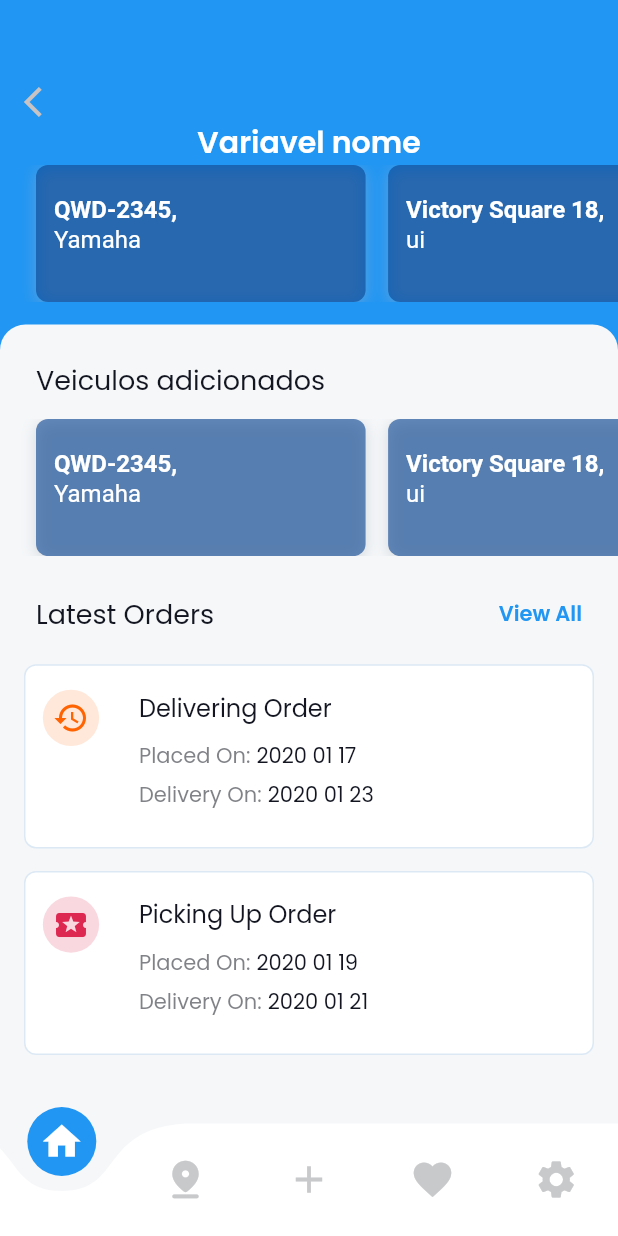
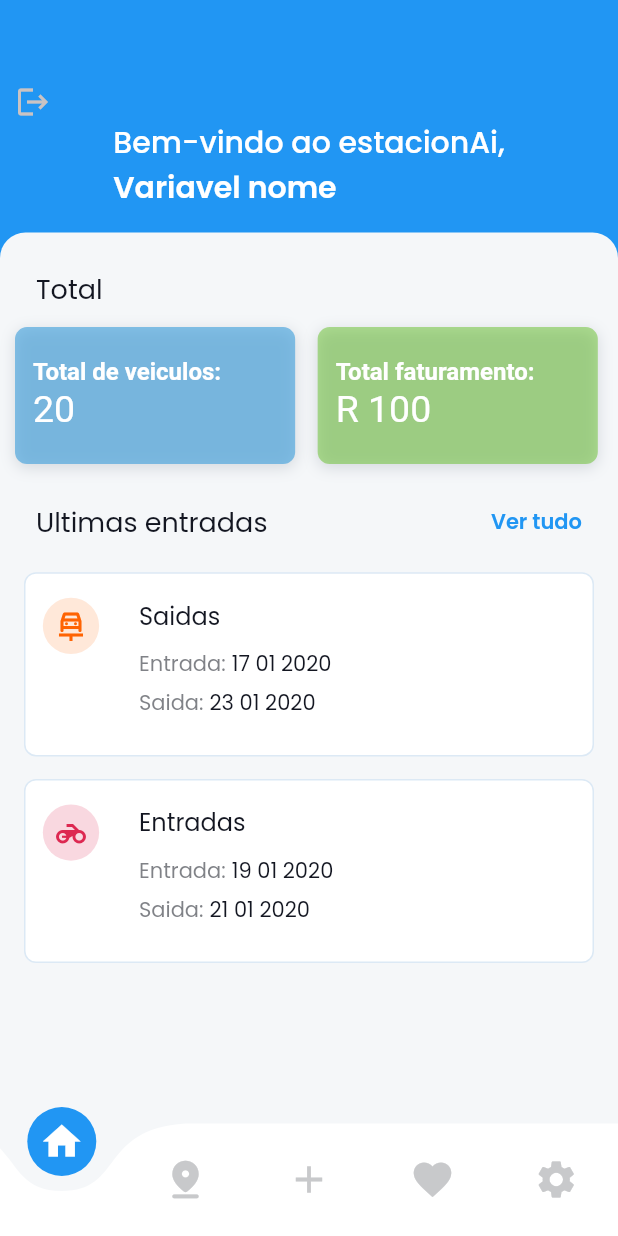
Before and after one commit to MuriloBMafra/estacioneApp, a Flutter app: the Dashboard screen opened by its route, on a phone screen of 412 x 824 dp. Run offline on Flutter 3.47's test engine with Material 2 defaults, Android fonts, the phone set to English and light mode, and no system bars; drawn by our look-alikes of curved_navigation_bar; our stand-ins replace flutter_screenutil, google_fonts.

Commit message:
Cadastrar page

```diff
--- a/lib/models/location.dart
+++ b/lib/models/location.dart
@@ -2,13 +2,13 @@
 
 class Veiculo {
   final String placa;
-  final String modelo;
+  final Color color;
   final String marca;
   final String categoria;
 
   Veiculo({
     required this.placa,
-    required this.modelo,
+    required this.color,
     required this.marca,
     required this.categoria,
   });
--- a/lib/pages/cadastrar.dart
+++ b/lib/pages/cadastrar.dart
@@ -53,7 +53,7 @@
                               height: 20.0,
                             ),
                             Text(
-                              "Log in to your account",
+                              "Faça seu cadastro",
                               style: Theme.of(context)
                                   .textTheme
                                   .titleLarge
@@ -89,37 +89,44 @@
                             children: [
                               // Lets make a generic input widget
                               InputWidget(
-                                topLabel: "Email",
-                                hintText: "Enter your email address",
+                                topLabel: "Nome",
+                                hintText: "Cadastre seu nome",
                               ),
                               SizedBox(
                                 height: 25.0,
                               ),
                               InputWidget(
-                                topLabel: "Password",
+                                topLabel: "E-mail",
+
+                                hintText: "Cadastre seu e-mail",
+                              ),
+                              SizedBox(
+                                height: 25.0,
+                              ),
+                              InputWidget(
+                                topLabel: "Senha",
                                 obscureText: true,
-                                hintText: "Enter your password",
-                              ),
+                                hintText: "Cadastre sua senha"),
                               SizedBox(
                                 height: 15.0,
                               ),
-                              GestureDetector(
-                                onTap: () {},
-                                child: Text(
-                                  "Forgot Password?",
-                                  textAlign: TextAlign.right,
-                                  style: TextStyle(
-                                    color: Constants.primaryColor,
-                                    fontWeight: FontWeight.w600,
-                                  ),
-                                ),
-                              ),
+                              // GestureDetector(
+                              //   onTap: () {},
+                              //   child: Text(
+                              //     "Forgot Password?",
+                              //     textAlign: TextAlign.right,
+                              //     style: TextStyle(
+                              //       color: Constants.primaryColor,
+                              //       fontWeight: FontWeight.w600,
+                              //     ),
+                              //   ),
+                              // ),
                               SizedBox(
                                 height: 20.0,
                               ),
                               AppButton(
                                 type: ButtonType.PRIMARY,
-                                text: "Log In",
+                                text: "Cadastrar",
                                 onPressed: () {
                                   nextScreen(context, "/dashboard");
                                 },
--- a/lib/pages/dashboard.dart
+++ b/lib/pages/dashboard.dart
@@ -78,7 +78,7 @@
                   ),
                   Container( //Container do bem-vindo
                     padding: EdgeInsets.symmetric(
-                      horizontal: 16.0,
+                      horizontal: 10.0,
                     ),
 
                     child: Column( // alinhamento do Botão de voltar
@@ -90,7 +90,7 @@
                             Navigator.pop(context);
                           },
                           child: Icon(
-                            Icons.arrow_back_ios,
+                            Icons.logout,
                             color: Color.fromARGB(255, 202, 195, 195),
                           ),
                         ),
@@ -101,15 +101,15 @@
                               //  child: LocationSlider(),
                               text: TextSpan(
                                 children: [
-                                  // TextSpan(
-                                  //   text: "Bem-vindo ao estacionAi,\n",
-                                  //   style: Theme.of(context)
-                                  //       .textTheme
-                                  //       .titleLarge
-                                  //       ?.copyWith(
-                                  //         color: Colors.white,
-                                  //       ),
-                                  // ),
+                                  TextSpan(
+                                    text: "Bem-vindo ao estacionAi,\n",
+                                    style: Theme.of(context)
+                                        .textTheme
+                                        .titleLarge
+                                        ?.copyWith(
+                                          color: Colors.white,
+                                        ),
+                                  ),
                                   TextSpan(
                                     text: "Variavel nome",
                                     style: Theme.of(context)
@@ -133,7 +133,7 @@
                       ],
                     ),
                   ),
-                  LocationSlider(),
+                  // LocationSlider(),
                   SizedBox(
                     height: 15.0,
                   ),
@@ -161,12 +161,12 @@
                             horizontal: 24.0,
                           ),
                           child: Text(
-                            "Veiculos adicionados",
+                            "Total",
                             style: TextStyle(
                               color: Color.fromRGBO(19, 22, 33, 1),
                               fontSize: 18.0,
                             ),
-                          ),
+                          )
                         ),
                         SizedBox(height: 7.0),
                         Container(
--- a/lib/widgets/latest_orders.dart
+++ b/lib/widgets/latest_orders.dart
@@ -8,7 +8,7 @@
   final List<Order> orders = [
     Order(
       id: 507,
-      deliveryAddress: "New Times Square",
+      deliveryAddress: "QBX-2030",
       arrivalDate: DateTime(2020, 1, 23),
       placedDate: DateTime(2020, 1, 17),
       status: OrderStatus.DELIVERING,
@@ -38,14 +38,14 @@
               mainAxisAlignment: MainAxisAlignment.spaceBetween,
               children: [
                 Text(
-                  "Latest Orders",
+                  "Ultimas entradas",
                   style: TextStyle(
                     color: Color.fromRGBO(19, 22, 33, 1),
                     fontSize: 18.0,
                   ),
                 ),
                 Text(
-                  "View All",
+                  "Ver tudo",
                   style: TextStyle(
                     color: Constants.primaryColor,
                     fontWeight: FontWeight.w600,
--- a/lib/widgets/location_slider.dart
+++ b/lib/widgets/location_slider.dart
@@ -9,17 +9,17 @@
     // Model to represent each card
 
     // Make a list to represent each card
-    List<Veiculo> locations = [
+    List<Veiculo> veiculo = [
       Veiculo(
-        placa: "QWD-2345",
-        marca: "Yamaha",
-        modelo: "Fazer",
+        placa: "Total de veiculos:",
+        marca: "20",
+        color: Color.fromRGBO(59, 158, 220, 0.608),
         categoria: "Moto",
       ),
       Veiculo(
-        placa: "Victory Square 18",
-        marca: "ui",
-        modelo: "Bucharest",
+        placa: "Total faturamento:",
+        marca: "R 100",
+        color: Color.fromRGBO(85, 187, 17, 0.449),
         categoria: "assets/images/house2.png",
       )
     ];
@@ -27,15 +27,15 @@
       height: ScreenUtil().setHeight(90.0),
       child: ListView.separated(
         physics: BouncingScrollPhysics(),
-        padding: EdgeInsets.symmetric(horizontal: 24.0),
+        padding: EdgeInsets.symmetric(horizontal: 10.0),
         scrollDirection: Axis.horizontal,
         itemBuilder: (BuildContext context, int index) {
           return GestureDetector(
             onTap: () {},
             child: Container(
-              width: ScreenUtil().setWidth(200.0),
+              width: ScreenUtil().setWidth(170.0),
               decoration: BoxDecoration(
-                color: Color.fromRGBO(7, 67, 146, 0.61),
+                color: veiculo[index].color,
                 borderRadius: BorderRadius.circular(8.0),
                 boxShadow: [
                   BoxShadow(
@@ -67,7 +67,7 @@
                     text: TextSpan(
                       children: [
                         TextSpan(
-                          text: "${locations[index].placa},\n",
+                          text: "${veiculo[index].placa}\n",
                           style: TextStyle(
                             fontWeight: FontWeight.w600,
                             height: 1.5,
@@ -75,9 +75,9 @@
                           ),
                         ),
                         TextSpan(
-                          text: locations[index].marca,
+                          text: veiculo[index].marca,
                           style: TextStyle(
-                            fontSize: 16.0,
+                            fontSize: 25.0,
                           ),
                         )
                       ],
@@ -93,7 +93,7 @@
             width: 15.0,
           );
         },
-        itemCount: locations.length,
+        itemCount: veiculo.length,
       ),
     );
   }
--- a/lib/widgets/order_card.dart
+++ b/lib/widgets/order_card.dart
@@ -11,7 +11,7 @@
   OrderCard({required this.order});
 
   // For formatting date
-  final DateFormat formatter = DateFormat("yyyy MM dd");
+  final DateFormat formatter = DateFormat("dd MM yyyy");
 
   @override
   Widget build(BuildContext context) {
@@ -50,11 +50,11 @@
                   SizedBox(
                     height: 10.0,
                   ),
-                  textRow("Placed On", formatter.format(order.placedDate)),
+                  textRow("Entrada", formatter.format(order.placedDate)),
                   SizedBox(
                     height: 5.0,
                   ),
-                  textRow("Delivery On", formatter.format(order.arrivalDate))
+                  textRow("Saida", formatter.format(order.arrivalDate))
                 ],
               ),
             ),
@@ -91,7 +91,7 @@
 
 Widget getOrderIconWidget(OrderStatus status) {
   switch (status) {
-    case OrderStatus.PICKING_UP:
+    case OrderStatus.PICKING_UP: //DEFINI O ICON DE ULTIMAS ENTRADAS
       return Container(
         width: ScreenUtil().setWidth(37.0),
         height: ScreenUtil().setHeight(37.0),
@@ -100,7 +100,7 @@
           color: Color.fromRGBO(221, 40, 81, 0.18),
         ),
         child: Icon(
-          Icons.local_activity,
+          Icons.motorcycle,
           color: Color.fromRGBO(221, 40, 81, 1),
         ),
       );
@@ -113,7 +113,7 @@
           color: Color.fromRGBO(255, 99, 2, 0.15),
         ),
         child: Icon(
-          Icons.history,
+          Icons.car_repair_outlined,
           color: Color.fromRGBO(255, 99, 2, 1),
         ),
       );
@@ -126,7 +126,7 @@
           color: Color.fromRGBO(221, 40, 81, 0.18),
         ),
         child: Icon(
-          Icons.local_activity,
+          Icons.motorcycle,
           color: Color.fromRGBO(221, 40, 81, 1),
         ),
       );
@@ -136,9 +136,9 @@
 String getOrderStatusText(OrderStatus status) {
   switch (status) {
     case OrderStatus.DELIVERING:
-      return "Delivering Order";
+      return "Saidas";
     case OrderStatus.PICKING_UP:
-      return "Picking Up Order";
+      return "Entradas";
     default:
       return "";
   }
```
